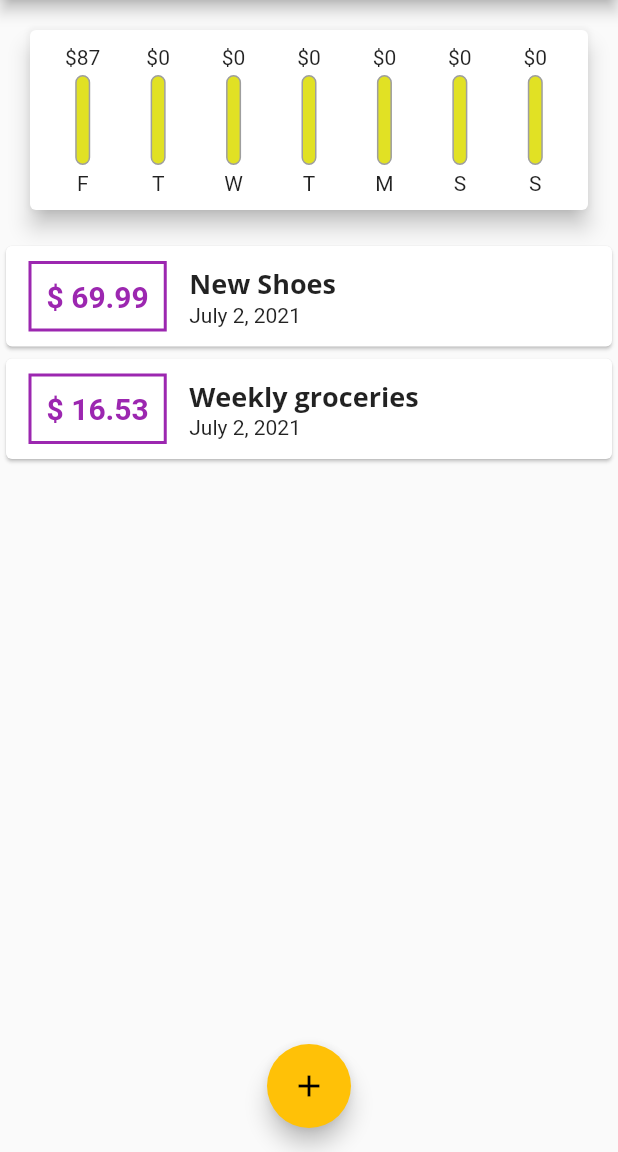
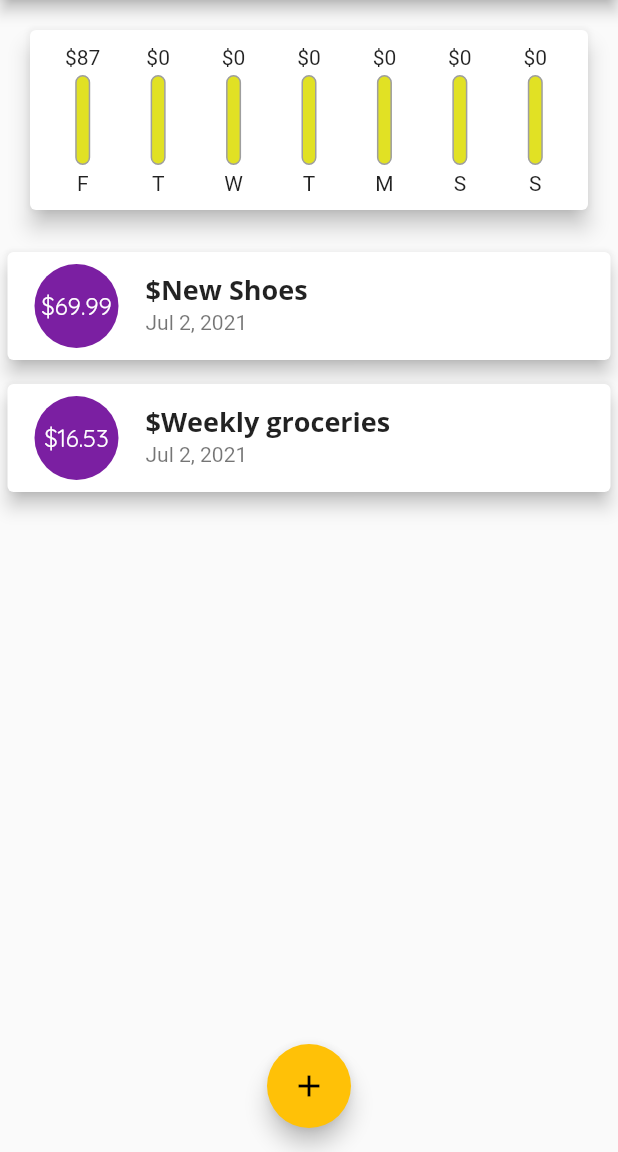
Before and after one commit to thomasviana/presonal-expenses-app, a Flutter app: the screen it shows after launch, on a phone screen of 412 x 824 dp, the part 84-1236 px from its top. Run offline on Flutter 3.47's test engine with Material 2 defaults, Android fonts, the phone set to English and light mode, and no system bars.

Commit message:
List tiles

```diff
--- a/lib/widgets/transaction_list.dart
+++ b/lib/widgets/transaction_list.dart
@@ -31,36 +31,24 @@ class TransactionList extends StatelessWidget {
               itemCount: transactions.length,
               itemBuilder: (ctx, index) {
                 return Card(
-                  child: Row(
-                    children: [
-                      Container(
-                        margin:
-                            EdgeInsets.symmetric(vertical: 10, horizontal: 15),
-                        decoration: BoxDecoration(
-                          border: Border.all(
-                              color: Theme.of(context).primaryColor, width: 2),
-                        ),
-                        padding: EdgeInsets.all(10),
-                        child: Text(
-                          '\$ ${transactions[index].amount.toStringAsFixed(2)}',
-                          style: TextStyle(
-                              fontWeight: FontWeight.bold,
-                              fontSize: 20,
-                              color: Theme.of(context).primaryColor),
-                        ),
+                  elevation: 5,
+                  margin: EdgeInsets.symmetric(vertical: 8, horizontal: 5),
+                  child: ListTile(
+                    leading: CircleAvatar(
+                      radius: 30,
+                      child: Padding(
+                        padding: EdgeInsets.all(6),
+                        child: FittedBox(
+                            child: Text('\$${transactions[index].amount}')),
                       ),
-                      Column(
-                        crossAxisAlignment: CrossAxisAlignment.start,
-                        children: [
-                          Text(transactions[index].title,
-                              style: Theme.of(context).textTheme.headline6),
-                          Text(
-                            DateFormat.yMMMMd()
-                                .format(transactions[index].date),
-                          ),
-                        ],
-                      ),
-                    ],
+                    ),
+                    title: Text(
+                      '\$${transactions[index].title}',
+                      style: Theme.of(context).textTheme.title,
+                    ),
+                    subtitle: Text(
+                      DateFormat.yMMMd().format(transactions[index].date),
+                    ),
                   ),
                 );
               },
```
